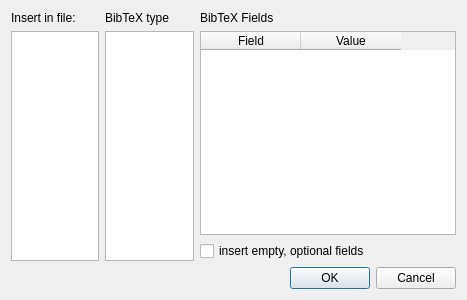
The window that bibtexdialog.ui (svn2github/texstudio-trunk) describes before a commit, drawn with Qt 5.
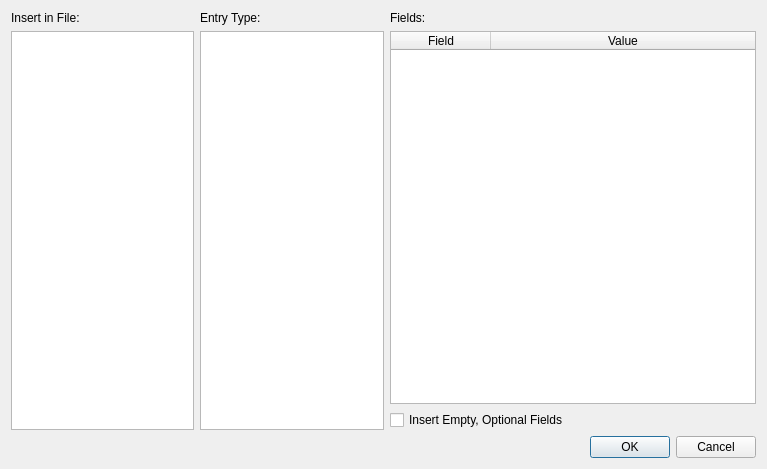
The same window after the commit.

Diff of the .ui file:
```diff
--- a/bibtexdialog.ui
+++ b/bibtexdialog.ui
@@ -6,25 +6,25 @@
    <rect>
     <x>0</x>
     <y>0</y>
-    <width>467</width>
-    <height>300</height>
+    <width>767</width>
+    <height>469</height>
    </rect>
   </property>
   <property name="windowTitle">
    <string>New BibTeX Entry</string>
   </property>
-  <layout class="QGridLayout" name="gridLayout">
+  <layout class="QGridLayout" name="gridLayout" columnstretch="1,1,2">
    <item row="1" column="0">
     <widget class="QLabel" name="label">
      <property name="text">
-      <string>Insert in file:</string>
+      <string>Insert in File:</string>
      </property>
     </widget>
    </item>
    <item row="1" column="1">
     <widget class="QLabel" name="label_2">
      <property name="text">
-      <string>BibTeX type</string>
+      <string>Entry Type:</string>
      </property>
     </widget>
    </item>
@@ -47,7 +47,7 @@
    <item row="1" column="2">
     <widget class="QLabel" name="label_3">
      <property name="text">
-      <string>BibTeX Fields</string>
+      <string>Fields:</string>
      </property>
     </widget>
    </item>
@@ -59,6 +59,9 @@
        <verstretch>0</verstretch>
       </sizepolicy>
      </property>
+     <attribute name="horizontalHeaderStretchLastSection">
+      <bool>true</bool>
+     </attribute>
      <column>
       <property name="text">
        <string>Field</string>
@@ -74,7 +77,7 @@
    <item row="4" column="2">
     <widget class="QCheckBox" name="optFieldCheckBox">
      <property name="text">
-      <string>insert empty, optional fields</string>
+      <string>Insert Empty, Optional Fields</string>
      </property>
     </widget>
    </item>
```
Left out of the diff: 2 changed lines with no effect on the pictures.
